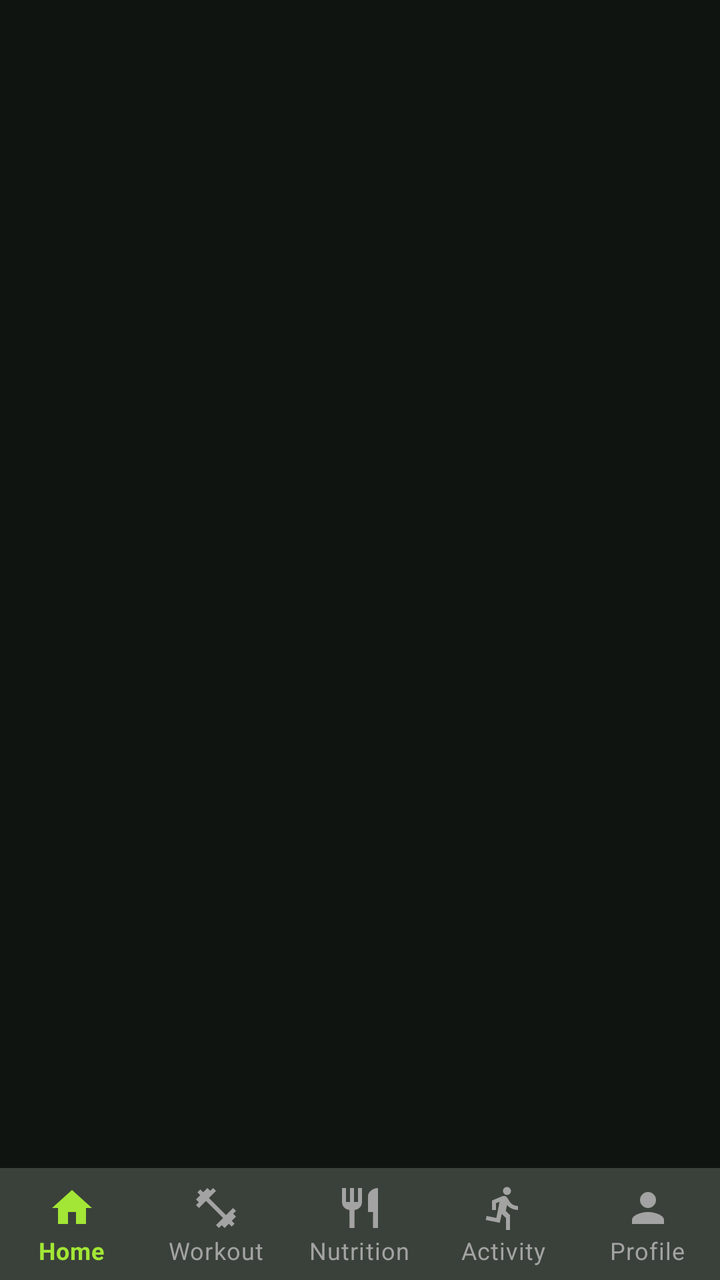
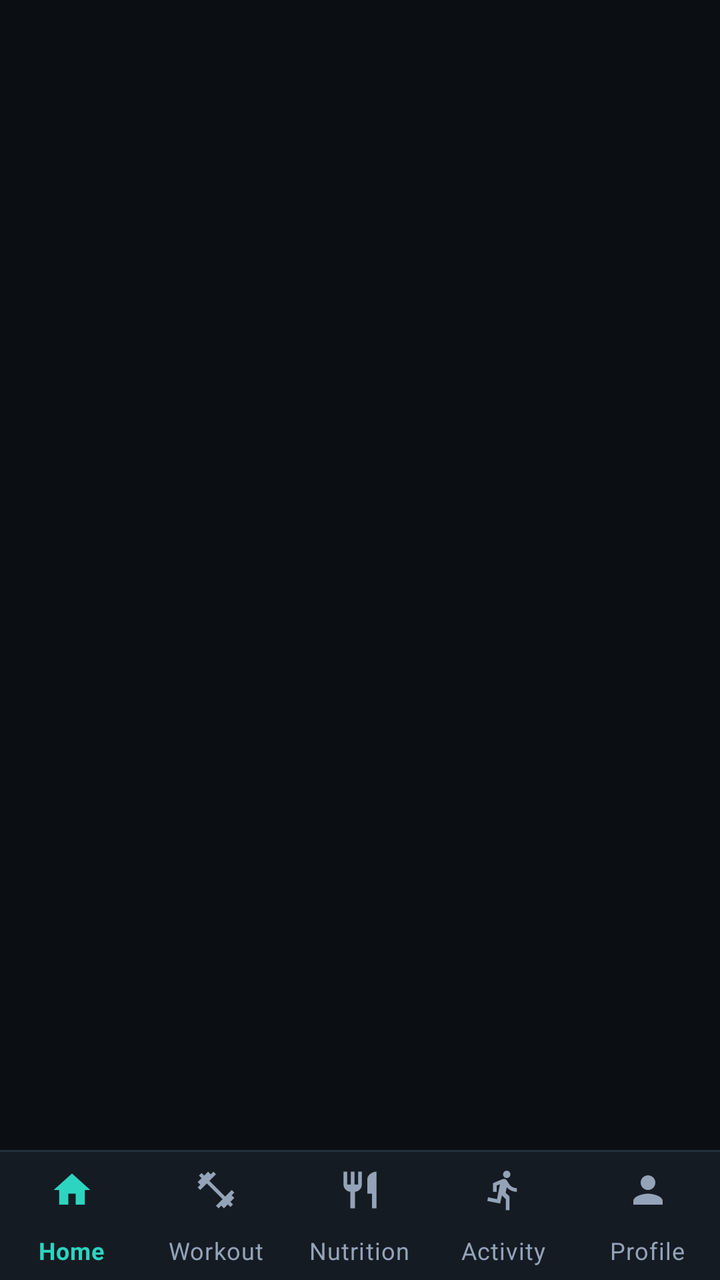

An Android layout rendered at two revisions. The XML below is the earlier revision; the diff shows what the commit changed to produce the second picture.
<!-- AndroidManifest.xml: application theme Theme.FitTrackerPro -->
<!-- res/layout/activity_main.xml -->
<?xml version="1.0" encoding="utf-8"?>
<LinearLayout xmlns:android="http://schemas.android.com/apk/res/android"
    xmlns:app="http://schemas.android.com/apk/res-auto"
    android:layout_width="match_parent"
    android:layout_height="match_parent"
    android:orientation="vertical">

    <FrameLayout
        android:id="@+id/fragmentContainer"
        android:layout_width="match_parent"
        android:layout_height="0dp"
        android:layout_weight="1" />

    <com.google.android.material.bottomnavigation.BottomNavigationView
        android:id="@+id/bottomNav"
        android:layout_width="match_parent"
        android:layout_height="wrap_content"
        app:itemIconTint="@color/nav_item_color"
        app:itemTextColor="@color/nav_item_color"
        app:labelVisibilityMode="labeled"
        app:menu="@menu/bottom_nav_menu" />
</LinearLayout>
<!-- resources referenced by this layout -->
<resources>
  <style name="Theme.FitTrackerPro" parent="Theme.MaterialComponents.NoActionBar">
          <item name="colorPrimary">@color/accent</item>
          <item name="colorPrimaryVariant">@color/accent_dark</item>
          <item name="colorOnPrimary">@color/background</item>
          <item name="colorSecondary">@color/accent</item>
          <item name="colorOnSecondary">@color/background</item>
          <item name="colorSurface">@color/card</item>
          <item name="colorOnSurface">@color/text_primary</item>
          <item name="colorOnBackground">@color/text_primary</item>
          <item name="colorError">@color/error</item>
          <item name="android:colorBackground">@color/background</item>
          <item name="android:windowBackground">@color/background</item>
          <item name="android:textColorPrimary">@color/text_primary</item>
          <item name="android:textColorSecondary">@color/text_secondary</item>
          <item name="android:statusBarColor">@color/background</item>
          <item name="android:navigationBarColor">@color/background</item>
      </style>
  <color name="accent">#A3E635</color>
  <color name="accent_dark">#7FB827</color>
  <color name="background">#101411</color>
  <color name="card">#202820</color>
  <color name="text_primary">#FFFFFF</color>
  <color name="error">#EF4444</color>
  <color name="text_secondary">#A3A3A3</color>
</resources>

<!-- the commit's change to res/layout/activity_main.xml (unified diff, before → after) -->
@@ -3,6 +3,7 @@
     xmlns:app="http://schemas.android.com/apk/res-auto"
     android:layout_width="match_parent"
     android:layout_height="match_parent"
+    android:background="@color/background"
     android:orientation="vertical">
 
     <FrameLayout
@@ -11,10 +12,18 @@
         android:layout_height="0dp"
         android:layout_weight="1" />
 
+    <View
+        android:layout_width="match_parent"
+        android:layout_height="1dp"
+        android:background="@color/card_stroke" />
+
     <com.google.android.material.bottomnavigation.BottomNavigationView
         android:id="@+id/bottomNav"
         android:layout_width="match_parent"
-        android:layout_height="wrap_content"
+        android:layout_height="64dp"
+        android:background="@color/card"
+        app:elevation="0dp"
+        app:itemIconSize="22dp"
         app:itemIconTint="@color/nav_item_color"
         app:itemTextColor="@color/nav_item_color"
         app:labelVisibilityMode="labeled"
<!-- resource entries referenced after the edit -->
@@ -4,7 +4,7 @@
           <item name="colorPrimary">@color/accent</item>
           <item name="colorPrimaryVariant">@color/accent_dark</item>
           <item name="colorOnPrimary">@color/background</item>
-          <item name="colorSecondary">@color/accent</item>
+          <item name="colorSecondary">@color/accent_cyan</item>
           <item name="colorOnSecondary">@color/background</item>
           <item name="colorSurface">@color/card</item>
           <item name="colorOnSurface">@color/text_primary</item>
@@ -15,14 +15,34 @@
           <item name="android:textColorPrimary">@color/text_primary</item>
           <item name="android:textColorSecondary">@color/text_secondary</item>
           <item name="android:statusBarColor">@color/background</item>
-          <item name="android:navigationBarColor">@color/background</item>
+          <item name="android:navigationBarColor">@color/card</item>
+  
+          
+          <item name="materialButtonStyle">@style/Widget.FitTrackerPro.Button</item>
+          <item name="materialCardViewStyle">@style/Widget.FitTrackerPro.CardView</item>
       </style>
-  <color name="accent">#A3E635</color>
-  <color name="accent_dark">#7FB827</color>
-  <color name="background">#101411</color>
-  <color name="card">#202820</color>
-  <color name="text_primary">#FFFFFF</color>
+  <color name="accent">#2DD4BF</color>
+  <color name="accent_dark">#10B981</color>
+  <color name="accent_cyan">#38BDF8</color>
+  <color name="background">#0B0F14</color>
+  <color name="card">#151B23</color>
+  <color name="card_stroke">#242F3D</color>
+  <color name="text_primary">#F8FAFC</color>
   <color name="error">#EF4444</color>
-  <color name="text_secondary">#A3A3A3</color>
+  <color name="text_secondary">#94A3B8</color>
+  <style name="Widget.FitTrackerPro.Button" parent="Widget.MaterialComponents.Button">
+          <item name="cornerRadius">24dp</item>
+          <item name="android:textAllCaps">false</item>
+          <item name="android:letterSpacing">0.01</item>
+          <item name="android:textStyle">bold</item>
+          <item name="elevation">0dp</item>
+      </style>
+  <style name="Widget.FitTrackerPro.CardView" parent="Widget.MaterialComponents.CardView">
+          <item name="cardBackgroundColor">@color/card</item>
+          <item name="cardCornerRadius">18dp</item>
+          <item name="cardElevation">0dp</item>
+          <item name="strokeColor">@color/card_stroke</item>
+          <item name="strokeWidth">1dp</item>
+      </style>
 </resources>
 
